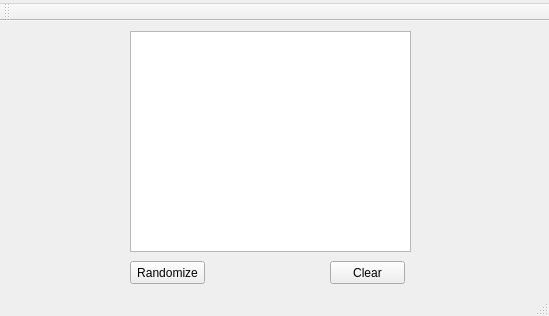
Before: the Qt Designer form Cellular Automaton/src/mainwindow.ui in SecT/Multiscale-Modelling, drawn with Qt 5.
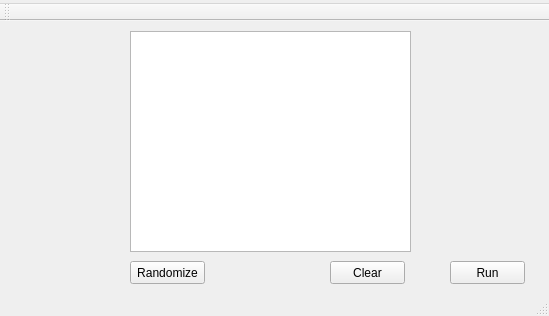
After: the same form once the commit is applied.

Commit message: Moore neighborhood added. Connected to the GUI

What changed in the file:
```diff
--- a/Cellular Automaton/src/mainwindow.ui
+++ b/Cellular Automaton/src/mainwindow.ui
@@ -50,6 +50,19 @@
      <string>Randomize</string>
     </property>
    </widget>
+   <widget class="QPushButton" name="RunButton">
+    <property name="geometry">
+     <rect>
+      <x>450</x>
+      <y>240</y>
+      <width>75</width>
+      <height>23</height>
+     </rect>
+    </property>
+    <property name="text">
+     <string>Run</string>
+    </property>
+   </widget>
   </widget>
   <widget class="QMenuBar" name="menuBar">
    <property name="geometry">
```
Left out of the diff: 2 changed lines with no effect on the pictures. The commit also changes 3 other files.
